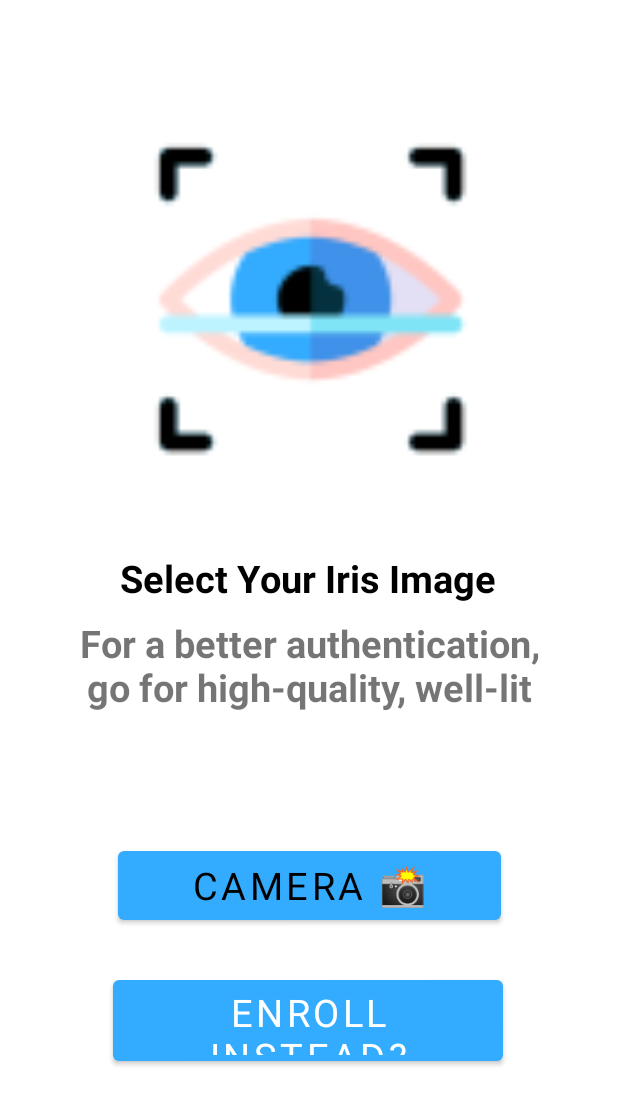
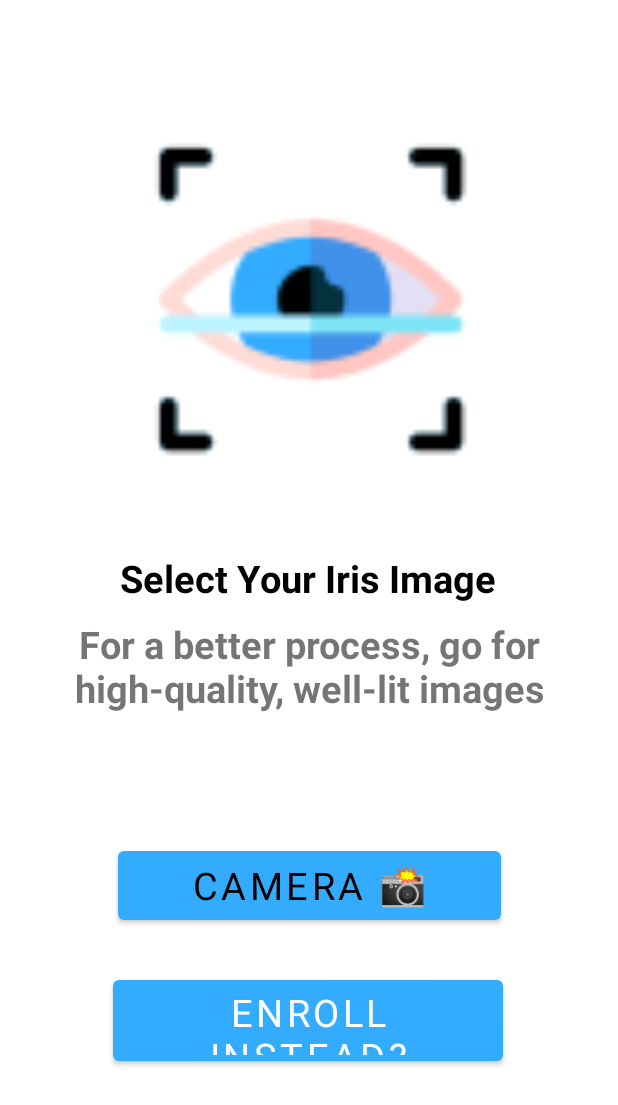
Before and after one commit to sondosaabed/IrisRecognizer, an Android app: the AuthenticationActivity screen opened directly, with no data from a screen before it, on a phone screen of 412 x 824 dp. Shown: the top 1105 px of the screen. Run offline under Robolectric (Android 15) with nearby library versions, the phone set to English and light mode, and no system bars; Roboto replaces fonts that are not available here.

Commit message:
Update on string

```diff
--- a/app/src/main/res/values/strings.xml
+++ b/app/src/main/res/values/strings.xml
@@ -11,7 +11,7 @@
     <string name="back">Authenticate</string>
     <string name="welcome">Welcome to IrisRecognizer!</string>
     <string name="start">Enroll</string>
-    <string name="better_recognition">For a better authentication, go for high-quality, well-lit images</string>
+    <string name="better_recognition">For a better process, go for high-quality, well-lit images</string>
     <string name="select_image">Select Your Iris Image</string>
     <string name="by_gallary">Gallery  🖼</string>
     <string name="by_camera">Camera  📸</string>
```
